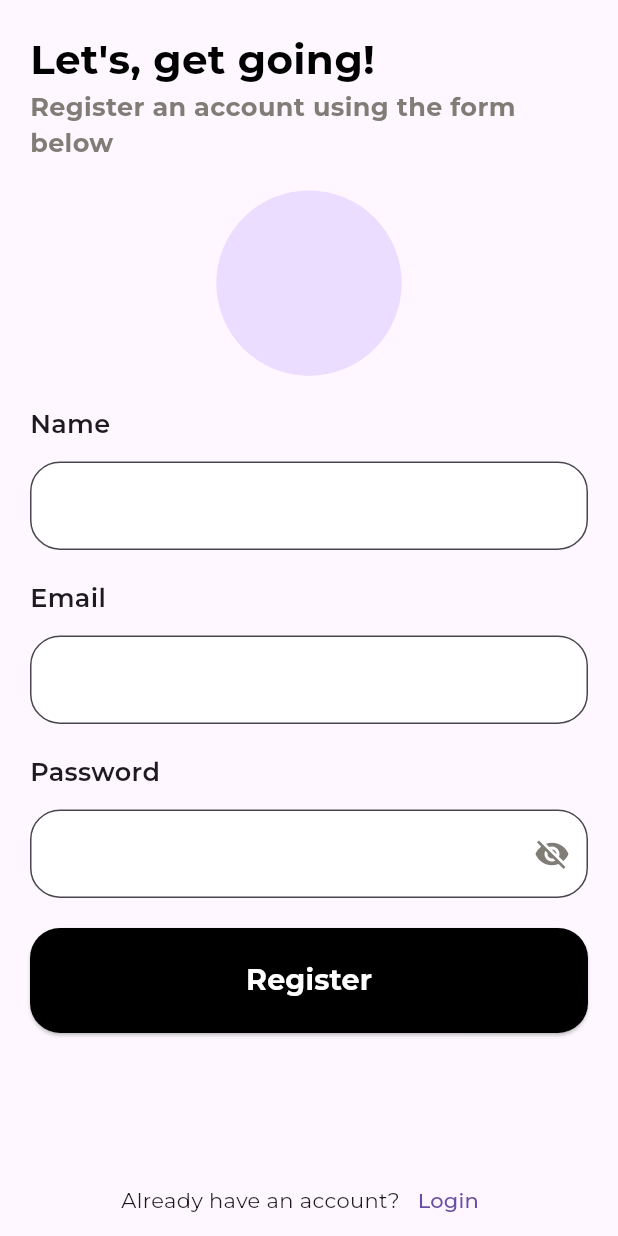
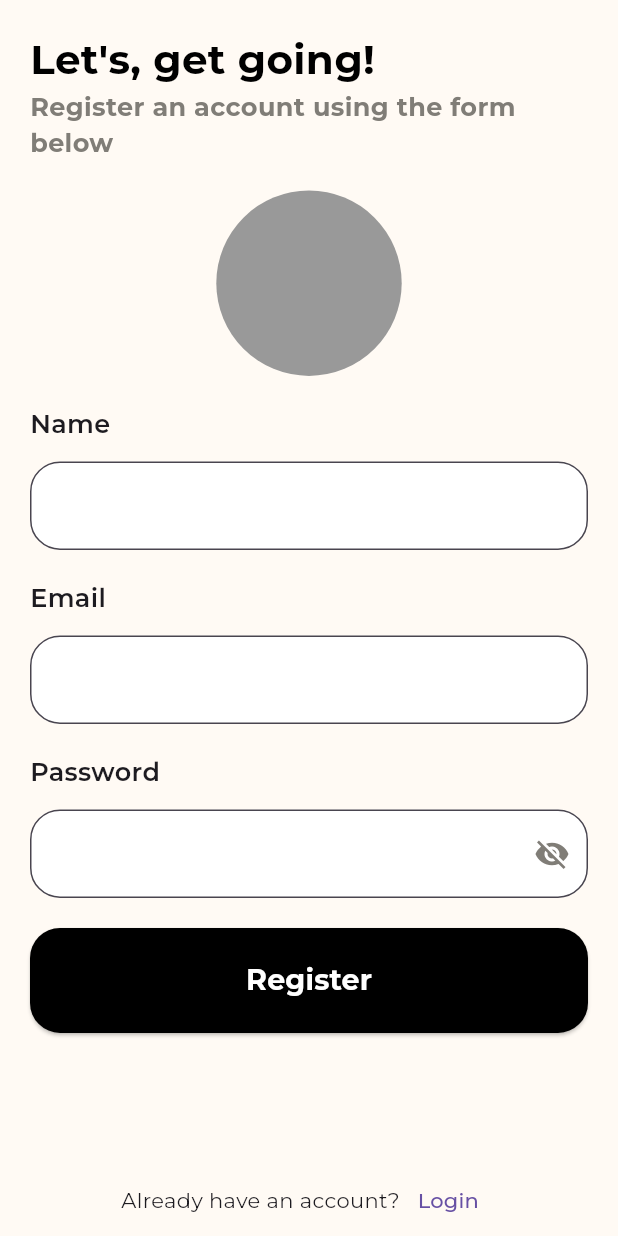
Before and after one commit to coderrrrr2/We_Chat, a Flutter app: the screen it shows after launch, after a tap on "Sign Up", on a phone screen of 412 x 824 dp. Run offline on Flutter 3.47's test engine with Material 3 defaults, Android fonts, the light colour scheme and no system bars; our stand-ins replace cloud_firestore, dash_chat_2, delightful_toast, firebase_auth, firebase_core, firebase_storage and 4 more; accounts and stored records are empty.

```diff
--- a/lib/core/theme_data.dart
+++ b/lib/core/theme_data.dart
@@ -1,13 +1,14 @@
 import 'package:flutter/material.dart';
 import 'package:google_fonts/google_fonts.dart';
+import 'package:practice_chat_app/shared/utils/app_color.dart';
 
 ThemeData lightTheme() {
   return ThemeData(
     brightness: Brightness.light,
     textTheme: GoogleFonts.montserratTextTheme(),
-    primarySwatch: Colors.blue,
+    scaffoldBackgroundColor: scaffoldBackGroundColor,
     appBarTheme: AppBarTheme(
-      backgroundColor: Colors.blue,
+      backgroundColor: scaffoldBackGroundColor,
       titleTextStyle: GoogleFonts.montserrat(
         textStyle: const TextStyle(color: Colors.white, fontSize: 20),
       ),
@@ -21,9 +22,8 @@ ThemeData darkTheme() {
     textTheme: GoogleFonts.montserratTextTheme(
       ThemeData(brightness: Brightness.dark).textTheme,
     ),
-    primarySwatch: Colors.blue,
     appBarTheme: AppBarTheme(
-      backgroundColor: Colors.grey[900],
+      backgroundColor: scaffoldBackGroundColor,
       titleTextStyle: GoogleFonts.montserrat(
         textStyle: const TextStyle(color: Colors.white, fontSize: 20),
       ),
--- a/lib/features/auth/presentation/routes/pages.dart
+++ b/lib/features/auth/presentation/routes/pages.dart
@@ -1,12 +1,13 @@
 import 'package:get/route_manager.dart';
 import 'package:practice_chat_app/features/auth/presentation/routes/routes.dart';
+import 'package:practice_chat_app/features/auth/presentation/view/choose_login_type_view.dart';
 import 'package:practice_chat_app/features/auth/presentation/view/login_view.dart';
 import 'package:practice_chat_app/features/auth/presentation/view/register_view.dart';
 
 List<GetPage> authPages = [
   GetPage(
-      name: AuthRoutes.login,
-      page: () => const LoginView(),
+      name: AuthRoutes.loginWithEmailAndPassword,
+      page: () => const LogInWithEmailAndPasswordView(),
       transition: Transition.native,
       transitionDuration: const Duration(milliseconds: 500)),
   GetPage(
@@ -14,4 +15,9 @@ List<GetPage> authPages = [
       page: () => const RegisterView(),
       transition: Transition.native,
       transitionDuration: const Duration(milliseconds: 500)),
+  GetPage(
+      name: AuthRoutes.chooseLoginView,
+      page: () => const ChooseLoginTypeView(),
+      transition: Transition.native,
+      transitionDuration: const Duration(milliseconds: 500)),
 ];
--- a/lib/features/auth/presentation/routes/routes.dart
+++ b/lib/features/auth/presentation/routes/routes.dart
@@ -1,6 +1,8 @@
 class AuthRoutes {
-  static const String login = '/loginView';
+  static const String loginWithEmailAndPassword =
+      '/loginWithEmailAndPasswordView';
   static const String register = '/registerView';
   static const String forgotPassword = '/forgot-passwordView';
   static const String resetPassword = '/reset-passwordView';
+  static const String chooseLoginView = '/chooseLoginView';
 }
--- /dev/null
+++ b/lib/features/auth/presentation/view/choose_login_type_view.dart
@@ -0,0 +1,67 @@
+import 'package:flutter/material.dart';
+import 'package:practice_chat_app/features/auth/presentation/routes/routes.dart';
+import 'package:practice_chat_app/features/navigation/app_navigator.dart';
+import 'package:practice_chat_app/shared/shared_widgets.dart';
+import 'package:practice_chat_app/shared/utils/app_color.dart';
+import 'package:practice_chat_app/shared/utils/text.dart';
+import 'package:practice_chat_app/shared/widgets/app_column.dart';
+
+class ChooseLoginTypeView extends StatefulWidget {
+  const ChooseLoginTypeView({super.key});
+
+  @override
+  State<ChooseLoginTypeView> createState() => _ChooseLoginTypeViewState();
+}
+
+class _ChooseLoginTypeViewState extends State<ChooseLoginTypeView> {
+  @override
+  Widget build(BuildContext context) {
+    return Scaffold(
+      body: AppColumn(
+        children: [
+          const LeadingText(text: "Let's, get going!"),
+          const TrailingText(text: "Choose your Login Type"),
+          addHeight(150),
+          _buildLoginButton(() {
+            AppNavigator.pushRoute(AuthRoutes.loginWithEmailAndPassword);
+          }, 'Email', Icons.email),
+          addHeight(30),
+          _buildLoginButton(() {}, 'Passwordless', Icons.link),
+          const Spacer(),
+          Row(
+            mainAxisAlignment: MainAxisAlignment.center,
+            children: [
+              const Text('Don\'t have an account?'),
+              TextButton(
+                onPressed: () {
+                  AppNavigator.pushRoute(AuthRoutes.register);
+                },
+                child: const Text('Sign Up'),
+              ),
+              addHeight(60),
+            ],
+          ),
+        ],
+      ),
+    );
+  }
+
+  Widget _buildLoginButton(VoidCallback ontap, String text, IconData icon) {
+    return ElevatedButton(
+        onPressed: ontap,
+        style: ElevatedButton.styleFrom(
+            minimumSize: const Size(600, 60),
+            backgroundColor: whiteColor,
+            shape: RoundedRectangleBorder(
+                borderRadius: BorderRadius.circular(20),
+                side: const BorderSide(color: extraLightGreyColor, width: 1))),
+        child: Row(
+          mainAxisAlignment: MainAxisAlignment.center,
+          children: [
+            Icon(icon, color: blackColor),
+            addWidth(10),
+            AppText(text: text),
+          ],
+        ));
+  }
+}
--- a/lib/features/navigation/app_navigator.dart
+++ b/lib/features/navigation/app_navigator.dart
@@ -36,4 +36,10 @@ class AppNavigator {
   static void popUntilRoute(RoutePredicate predicate) {
     Get.until(predicate);
   }
+
+  static void popDialog() {
+    if (Get.isDialogOpen ?? false) {
+      Get.back(); // This will close the current dialog
+    }
+  }
 }
--- a/lib/features/navigation/auth_middleware.dart
+++ b/lib/features/navigation/auth_middleware.dart
@@ -7,7 +7,7 @@ class AuthMiddleware extends GetMiddleware {
   @override
   RouteSettings? redirect(String? route) {
     if (authService.user == null) {
-      return const RouteSettings(name: AuthRoutes.login);
+      return const RouteSettings(name: AuthRoutes.chooseLoginView);
     }
     return null;
   }
--- a/lib/features/settings/presentation/view/settings_view.dart
+++ b/lib/features/settings/presentation/view/settings_view.dart
@@ -27,7 +27,7 @@ class _SettingsViewState extends State<SettingsView> {
         body: StreamBuilder(
             stream: profileService.getUserProfile(),
             builder: (context, snapshot) {
-              if (snapshot.data != null) {}
+              if (snapshot.data != null) {
                 final data = snapshot.data!.docs;
                 final user = data[0].data();
 
@@ -73,6 +73,8 @@ class _SettingsViewState extends State<SettingsView> {
                     },
                   ),
                 ]);
+              }
+              return Container();
             }),
       );
     });
--- a/pubspec.yaml
+++ b/pubspec.yaml
@@ -25,6 +25,7 @@ dependencies:
   provider: ^6.1.2
   google_sign_in: ^6.2.1
 
+
 dev_dependencies:
   flutter_test:
     sdk: flutter
```
Also changed, not shown: lib/core/services/auth_service.dart (+12 -21 lines), lib/features/auth/presentation/view/login_view.dart (+7 -4 lines), lib/features/auth/presentation/view/register_view.dart (+20 -17 lines), lib/features/auth/presentation/view/widgets/verification_email_dialog_content.dart (+48 -4 lines), lib/features/auth/viewmodel/auth_provider.dart (+31 -0 lines), lib/features/home/presentation/view/home_view.dart (+40 -3 lines), lib/features/navigation/presentation/view/home_screen_base.dart (+7 -1 lines), lib/shared/widgets/app_dialog.dart (+13 -8 lines). Lines whose indentation alone changed are shown as unchanged.
